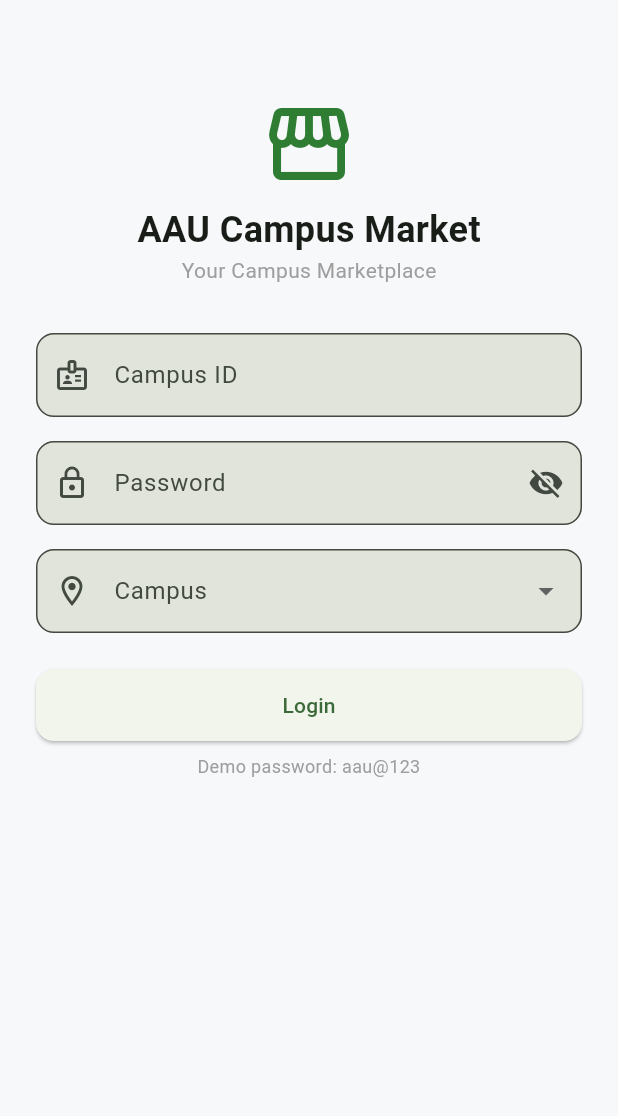
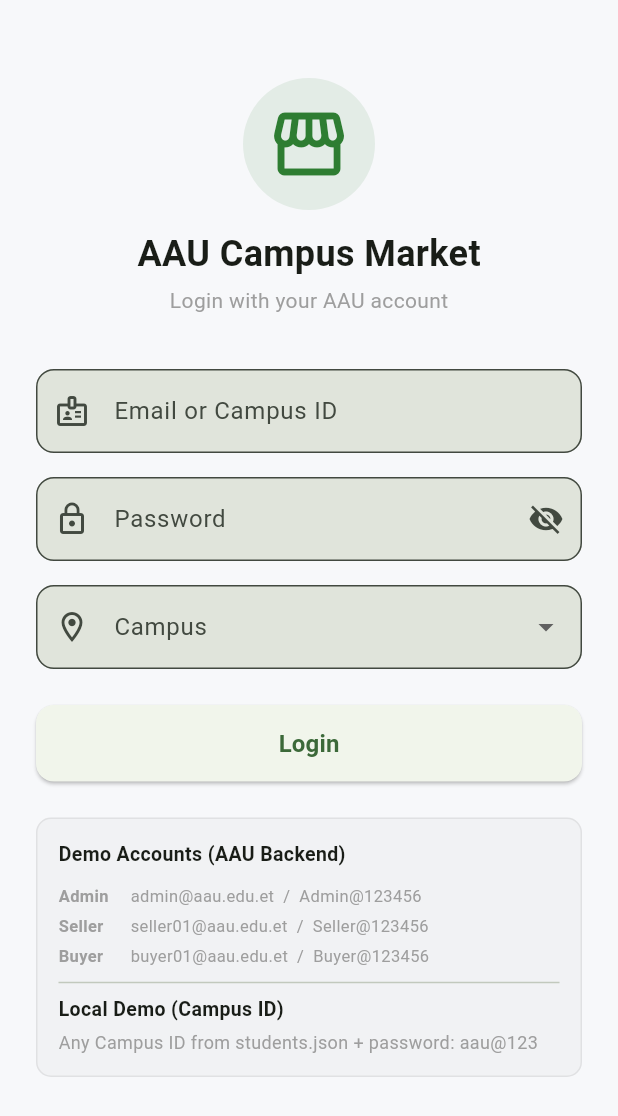
Before and after one commit to haleta-e/aau_campus_market, a Flutter app: the screen it shows after launch, on a phone screen of 412 x 824 dp. Shown: the top 1116 px of the screen. Run offline on Flutter 3.47's test engine with Material 3 defaults, Android fonts, the phone set to English and light mode, and no system bars; our stand-ins replace flutter_riverpod, hive_flutter, shared_preferences; accounts and stored records are empty.

Commit message:
fix: auth field name, admin routing, local+backend product merge, login screen overhaul

```diff
--- a/lib/providers/auth_provider.dart
+++ b/lib/providers/auth_provider.dart
@@ -7,19 +7,25 @@ class AuthState {
   final bool isLoading;
   final bool isLoggedIn;
   final StudentModel? student;
+  final String role; // 'BUYER' | 'SELLER' | 'ADMIN'
   final String? errorMessage;
 
   const AuthState({
     this.isLoading = false,
     this.isLoggedIn = false,
     this.student,
+    this.role = 'BUYER',
     this.errorMessage,
   });
+
+  bool get isAdmin => role == 'ADMIN';
+  bool get isSeller => role == 'SELLER';
 
   AuthState copyWith({
     bool? isLoading,
     bool? isLoggedIn,
     StudentModel? student,
+    String? role,
     String? errorMessage,
     bool clearError = false,
   }) {
@@ -27,6 +33,7 @@ class AuthState {
       isLoading: isLoading ?? this.isLoading,
       isLoggedIn: isLoggedIn ?? this.isLoggedIn,
       student: student ?? this.student,
+      role: role ?? this.role,
       errorMessage: clearError ? null : (errorMessage ?? this.errorMessage),
     );
   }
@@ -43,8 +50,10 @@ class AuthNotifier extends StateNotifier<AuthState> {
   Future<void> _restoreSession() async {
     final session = await _storageService.getSession();
     if (session != null) {
+      final savedRole = await _storageService.getUserRole() ?? 'BUYER';
       state = state.copyWith(
         isLoggedIn: true,
+        role: savedRole,
         student: StudentModel(
           studentId: session['studentId']!,
           name: session['name']!,
@@ -75,6 +84,7 @@ class AuthNotifier extends StateNotifier<AuthState> {
         isLoading: false,
         isLoggedIn: true,
         student: result.student,
+        role: result.role ?? 'BUYER',
         clearError: true,
       );
       return true;
--- a/lib/screens/admin/admin_dashboard_screen.dart
+++ b/lib/screens/admin/admin_dashboard_screen.dart
@@ -1,5 +1,6 @@
 import 'package:flutter/material.dart';
 import 'package:flutter_riverpod/flutter_riverpod.dart';
+import '../../providers/auth_provider.dart';
 import '../../providers/campus_provider.dart';
 import '../../providers/seller_provider.dart';
 import '../../providers/product_provider.dart';
@@ -65,8 +66,7 @@ class AdminDashboardScreen extends ConsumerWidget {
             icon: const Icon(Icons.logout),
             tooltip: 'Logout',
             onPressed: () async {
-              await ref.read(adminAuthProvider.notifier).logout();
-              if (context.mounted) Navigator.pop(context);
+              await ref.read(authProvider.notifier).logout();
             },
           ),
         ],
--- a/lib/screens/auth/login_screen.dart
+++ b/lib/screens/auth/login_screen.dart
@@ -2,7 +2,6 @@ import 'package:flutter/material.dart';
 import 'package:flutter_riverpod/flutter_riverpod.dart';
 import '../../providers/auth_provider.dart';
 import '../../providers/campus_provider.dart';
-import '../admin/admin_login_screen.dart';
 
 class LoginScreen extends ConsumerStatefulWidget {
   const LoginScreen({super.key});
@@ -17,6 +16,13 @@ class _LoginScreenState extends ConsumerState<LoginScreen> {
   bool _obscure = true;
 
   @override
+  void dispose() {
+    _idController.dispose();
+    _passwordController.dispose();
+    super.dispose();
+  }
+
+  @override
   Widget build(BuildContext context) {
     final auth = ref.watch(authProvider);
     final campusState = ref.watch(campusProvider);
@@ -24,24 +30,45 @@ class _LoginScreenState extends ConsumerState<LoginScreen> {
     return Scaffold(
       body: SafeArea(
         child: SingleChildScrollView(
-          padding: const EdgeInsets.all(24),
+          padding: const EdgeInsets.symmetric(horizontal: 24, vertical: 32),
           child: Column(crossAxisAlignment: CrossAxisAlignment.stretch, children: [
-            const SizedBox(height: 40),
-            GestureDetector(
-              onLongPress: () => Navigator.push(context, MaterialPageRoute(builder: (_) => const AdminLoginScreen())),
-              child: Column(children: [
-                const Icon(Icons.storefront, size: 64, color: Color(0xFF2E7D32)),
-                const SizedBox(height: 8),
-                const Text('AAU Campus Market', style: TextStyle(fontSize: 24, fontWeight: FontWeight.bold)),
-                const Text('Your Campus Marketplace', style: TextStyle(color: Colors.grey)),
-              ]),
-            ),
-            const SizedBox(height: 32),
+            const SizedBox(height: 20),
+            // Logo + title
+            Column(children: [
+              Container(
+                padding: const EdgeInsets.all(16),
+                decoration: BoxDecoration(
+                  color: const Color(0xFF2E7D32).withValues(alpha: 0.1),
+                  shape: BoxShape.circle,
+                ),
+                child: const Icon(Icons.storefront, size: 56, color: Color(0xFF2E7D32)),
+              ),
+              const SizedBox(height: 12),
+              const Text(
+                'AAU Campus Market',
+                style: TextStyle(fontSize: 24, fontWeight: FontWeight.bold),
+              ),
+              const SizedBox(height: 4),
+              const Text(
+                'Login with your AAU account',
+                style: TextStyle(color: Colors.grey, fontSize: 14),
+              ),
+            ]),
+            const SizedBox(height: 36),
+
+            // Email or Campus ID field
             TextField(
               controller: _idController,
-              decoration: const InputDecoration(labelText: 'Campus ID', hintText: 'UGR/1234/24', prefixIcon: Icon(Icons.badge_outlined)),
+              keyboardType: TextInputType.emailAddress,
+              decoration: const InputDecoration(
+                labelText: 'Email or Campus ID',
+                hintText: 'buyer01@aau.edu.et  or  UGR/1234/24',
+                prefixIcon: Icon(Icons.badge_outlined),
+              ),
             ),
             const SizedBox(height: 16),
+
+            // Password
             TextField(
               controller: _passwordController,
               obscureText: _obscure,
@@ -55,19 +82,38 @@ class _LoginScreenState extends ConsumerState<LoginScreen> {
               ),
             ),
             const SizedBox(height: 16),
+
+            // Campus dropdown
             DropdownButtonFormField<String>(
               value: _selectedCampusId,
-              decoration: const InputDecoration(labelText: 'Campus', prefixIcon: Icon(Icons.location_on_outlined)),
+              decoration: const InputDecoration(
+                labelText: 'Campus',
+                prefixIcon: Icon(Icons.location_on_outlined),
+              ),
               items: campusState.campuses
                   .map((c) => DropdownMenuItem(value: c.id, child: Text(c.name)))
                   .toList(),
               onChanged: (v) => setState(() => _selectedCampusId = v),
             ),
+
+            // Error
             if (auth.errorMessage != null) ...[
               const SizedBox(height: 12),
-              Text(auth.errorMessage!, style: const TextStyle(color: Colors.red)),
+              Container(
+                padding: const EdgeInsets.all(10),
+                decoration: BoxDecoration(
+                  color: Colors.red.withValues(alpha: 0.08),
+                  borderRadius: BorderRadius.circular(8),
+                ),
+                child: Text(
+                  auth.errorMessage!,
+                  style: const TextStyle(color: Colors.red, fontSize: 13),
+                ),
+              ),
             ],
             const SizedBox(height: 24),
+
+            // Login button
             ElevatedButton(
               onPressed: auth.isLoading
                   ? null
@@ -85,14 +131,77 @@ class _LoginScreenState extends ConsumerState<LoginScreen> {
                           );
                     },
               child: auth.isLoading
-                  ? const SizedBox(height: 20, width: 20, child: CircularProgressIndicator(strokeWidth: 2, color: Colors.white))
-                  : const Text('Login'),
+                  ? const SizedBox(
+                      height: 20,
+                      width: 20,
+                      child: CircularProgressIndicator(strokeWidth: 2, color: Colors.white),
+                    )
+                  : const Text('Login', style: TextStyle(fontSize: 16, fontWeight: FontWeight.bold)),
             ),
-            const SizedBox(height: 8),
-            const Text('Demo password: aau@123', textAlign: TextAlign.center, style: TextStyle(color: Colors.grey, fontSize: 12)),
+            const SizedBox(height: 24),
+
+            // Demo credentials hint card
+            Container(
+              padding: const EdgeInsets.all(14),
+              decoration: BoxDecoration(
+                color: Colors.grey.withValues(alpha: 0.07),
+                borderRadius: BorderRadius.circular(10),
+                border: Border.all(color: Colors.grey.withValues(alpha: 0.2)),
+              ),
+              child: Column(
+                crossAxisAlignment: CrossAxisAlignment.start,
+                children: const [
+                  Text(
+                    'Demo Accounts (AAU Backend)',
+                    style: TextStyle(fontWeight: FontWeight.bold, fontSize: 13),
+                  ),
+                  SizedBox(height: 8),
+                  _DemoRow(label: 'Admin', email: 'admin@aau.edu.et', password: 'Admin@123456'),
+                  _DemoRow(label: 'Seller', email: 'seller01@aau.edu.et', password: 'Seller@123456'),
+                  _DemoRow(label: 'Buyer', email: 'buyer01@aau.edu.et', password: 'Buyer@123456'),
+                  Divider(height: 16),
+                  Text(
+                    'Local Demo (Campus ID)',
+                    style: TextStyle(fontWeight: FontWeight.bold, fontSize: 13),
+                  ),
+                  SizedBox(height: 4),
+                  Text(
+                    'Any Campus ID from students.json + password: aau@123',
+                    style: TextStyle(fontSize: 12, color: Colors.grey),
+                  ),
+                ],
+              ),
+            ),
           ]),
         ),
       ),
     );
   }
 }
+
+class _DemoRow extends StatelessWidget {
+  final String label;
+  final String email;
+  final String password;
+
+  const _DemoRow({required this.label, required this.email, required this.password});
+
+  @override
+  Widget build(BuildContext context) {
+    return Padding(
+      padding: const EdgeInsets.symmetric(vertical: 2),
+      child: Row(children: [
+        SizedBox(
+          width: 48,
+          child: Text(label, style: const TextStyle(fontSize: 11, fontWeight: FontWeight.w600, color: Colors.grey)),
+        ),
+        Expanded(
+          child: Text(
+            '$email  /  $password',
+            style: const TextStyle(fontSize: 11, color: Colors.grey),
+          ),
+        ),
+      ]),
+    );
+  }
+}
--- a/lib/screens/main_shell.dart
+++ b/lib/screens/main_shell.dart
@@ -8,6 +8,7 @@ import 'products/products_screen.dart';
 import 'cart/cart_screen.dart';
 import 'orders/orders_screen.dart';
 import 'profile/profile_screen.dart';
+import 'admin/admin_dashboard_screen.dart';
 
 class MainShell extends ConsumerStatefulWidget {
   const MainShell({super.key});
@@ -18,23 +19,45 @@ class MainShell extends ConsumerStatefulWidget {
 class _MainShellState extends ConsumerState<MainShell> {
   int _index = 0;
 
-  final _screens = const [HomeScreen(), ProductsScreen(), CartScreen(), OrdersScreen(), ProfileScreen()];
+  final _studentScreens = const [
+    HomeScreen(),
+    ProductsScreen(),
+    CartScreen(),
+    OrdersScreen(),
+    ProfileScreen(),
+  ];
 
   @override
   Widget build(BuildContext context) {
     final auth = ref.watch(authProvider);
+
+    // Not logged in → show login
     if (!auth.isLoggedIn) return const LoginScreen();
 
+    // ADMIN → show admin dashboard directly (no bottom nav)
+    if (auth.isAdmin) {
+      return const AdminDashboardScreen();
+    }
+
+    // STUDENT / SELLER → show main student app with bottom nav
     final cartCount = ref.watch(cartItemCountProvider);
 
     return Scaffold(
-      body: IndexedStack(index: _index, children: _screens),
+      body: IndexedStack(index: _index, children: _studentScreens),
       bottomNavigationBar: NavigationBar(
         selectedIndex: _index,
         onDestinationSelected: (i) => setState(() => _index = i),
         destinations: [
-          const NavigationDestination(icon: Icon(Icons.home_outlined), selectedIcon: Icon(Icons.home), label: 'Home'),
-          const NavigationDestination(icon: Icon(Icons.grid_view_outlined), selectedIcon: Icon(Icons.grid_view), label: 'Products'),
+          const NavigationDestination(
+            icon: Icon(Icons.home_outlined),
+            selectedIcon: Icon(Icons.home),
+            label: 'Home',
+          ),
+          const NavigationDestination(
+            icon: Icon(Icons.grid_view_outlined),
+            selectedIcon: Icon(Icons.grid_view),
+            label: 'Products',
+          ),
           NavigationDestination(
             icon: Badge(
               label: Text('$cartCount'),
@@ -44,8 +67,16 @@ class _MainShellState extends ConsumerState<MainShell> {
             selectedIcon: const Icon(Icons.shopping_cart),
             label: 'Cart',
           ),
-          const NavigationDestination(icon: Icon(Icons.receipt_long_outlined), selectedIcon: Icon(Icons.receipt_long), label: 'Orders'),
-          const NavigationDestination(icon: Icon(Icons.person_outline), selectedIcon: Icon(Icons.person), label: 'Profile'),
+          const NavigationDestination(
+            icon: Icon(Icons.receipt_long_outlined),
+            selectedIcon: Icon(Icons.receipt_long),
+            label: 'Orders',
+          ),
+          const NavigationDestination(
+            icon: Icon(Icons.person_outline),
+            selectedIcon: Icon(Icons.person),
+            label: 'Profile',
+          ),
         ],
       ),
     );
--- a/lib/services/api_service.dart
+++ b/lib/services/api_service.dart
@@ -61,7 +61,7 @@ class ApiService {
           .post(
             Uri.parse('$baseUrl/auth/login'),
             headers: headers,
-            body: jsonEncode({'email': email, 'password': password}),
+            body: jsonEncode({'usernameOrEmail': email, 'password': password}),
           )
           .timeout(_timeout);
 
@@ -90,6 +90,7 @@ class ApiService {
       throw ApiException('Login failed: ${e.toString()}');
     }
   }
+
 
   Future<Map<String, dynamic>> register({
     required String username,
--- a/lib/services/auth_service.dart
+++ b/lib/services/auth_service.dart
@@ -8,15 +8,17 @@ import 'storage_service.dart';
 class AuthResult {
   final bool success;
   final StudentModel? student;
+  final String? role;
   final String? errorMessage;
 
-  const AuthResult.success(this.student)
+  const AuthResult.success(this.student, {this.role = 'BUYER'})
       : success = true,
         errorMessage = null;
 
   const AuthResult.failure(this.errorMessage)
       : success = false,
-        student = null;
+        student = null,
+        role = null;
 }
 
 class AuthService {
@@ -25,44 +27,124 @@ class AuthService {
 
   AuthService(this._apiService, this._storageService);
 
-  static const String demoPassword = 'aau@123';
+  static const String _fallbackPassword = 'aau@123';
   static final RegExp _campusIdPattern = RegExp(r'^UGR/\d{4}/\d{2}$');
 
-  bool isValidCampusIdFormat(String campusId) {
-    return _campusIdPattern.hasMatch(campusId.trim()) || campusId.contains('@');
+  bool isValidCampusIdFormat(String input) {
+    return _campusIdPattern.hasMatch(input.trim()) || input.contains('@');
   }
 
   List<StudentModel>? _cachedStudents;
 
   Future<List<StudentModel>> _loadStudents() async {
     if (_cachedStudents != null) return _cachedStudents!;
+    try {
       final raw = await rootBundle.loadString('assets/data/students.json');
       final list = jsonDecode(raw) as List;
-    _cachedStudents =
-        list.map((e) => StudentModel.fromJson(e as Map<String, dynamic>)).toList();
+      _cachedStudents = list.map((e) => StudentModel.fromJson(e as Map<String, dynamic>)).toList();
+    } catch (_) {
+      _cachedStudents = [];
+    }
     return _cachedStudents!;
   }
 
+  /// Primary login — tries AAU backend first, falls back to local JSON for demo
   Future<AuthResult> login({
     required String campusId,
     required String password,
     required String selectedCampusId,
   }) async {
-    final trimmedId = campusId.trim();
+    final inputTrim = campusId.trim();
+    final passTrim = password.trim();
 
-    // Direct email authentication against AAU backend
-    if (trimmedId.contains('@')) {
+    // ── 1. Email login → authenticate directly against backend ──────────────
+    if (inputTrim.contains('@')) {
+      return _loginWithEmail(inputTrim, passTrim, selectedCampusId);
+    }
+
+    // ── 2. Campus ID format check ─────────────────────────────────────────────
+    if (!_campusIdPattern.hasMatch(inputTrim)) {
+      return const AuthResult.failure(
+        'Use your AAU email (e.g. buyer01@aau.edu.et) or Campus ID (UGR/1234/24).',
+      );
+    }
+
+    // ── 3. Campus ID → find in local students JSON, then login via backend ───
+    final students = await _loadStudents();
+    final matches = students.where((s) => s.studentId == inputTrim).toList();
+
+    if (matches.isEmpty) {
+      // Not in local dataset — try backend with campus ID as username
       try {
-        final payload = await _apiService.login(trimmedId, password);
+        return await _loginWithEmail(inputTrim, passTrim, selectedCampusId);
+      } catch (_) {
+        return const AuthResult.failure('No student found with this Campus ID in our system.');
+      }
+    }
+
+    final student = matches.first;
+
+    // Validate password (local demo accepts fixed password)
+    if (passTrim != _fallbackPassword &&
+        passTrim != 'Buyer@123456' &&
+        passTrim != 'Seller@123456' &&
+        passTrim != 'Admin@123456') {
+      return const AuthResult.failure('Incorrect password. Demo password: aau@123');
+    }
+
+    if (student.campusId != selectedCampusId) {
+      return const AuthResult.failure('Selected campus does not match your registered campus.');
+    }
+
+    // Authenticate against backend using their email
+    String backendRole = 'BUYER';
+    try {
+      final payload = await _apiService.login(student.email, 'Buyer@123456');
+      final user = payload['user'] as Map<String, dynamic>?;
+      backendRole = user?['role'] as String? ?? 'BUYER';
+    } catch (_) {
+      // Fallback: save demo token so app still works offline
+      await _storageService.saveAuthToken(
+        'demo_${student.studentId}',
+        role: 'BUYER',
+      );
+    }
+
+    await _storageService.saveSession(
+      studentId: student.studentId,
+      name: student.name,
+      campusId: student.campusId,
+      department: student.department,
+      email: student.email,
+      phone: student.phone,
+    );
+    await _storageService.saveSelectedCampus(selectedCampusId);
+
+    return AuthResult.success(student, role: backendRole);
+  }
+
+  Future<AuthResult> _loginWithEmail(
+    String email,
+    String password,
+    String selectedCampusId,
+  ) async {
+    try {
+      final payload = await _apiService.login(email, password);
       final user = payload['user'] as Map<String, dynamic>;
+      final role = user['role'] as String? ?? 'BUYER';
+
       final student = StudentModel(
-          studentId: user['id'] as String? ?? 'UGR/0001/24',
-          name: user['username'] as String? ?? 'Student User',
+        studentId: user['id'] as String? ?? email,
+        name: user['username'] as String? ?? email.split('@').first,
         campusId: selectedCampusId,
-          department: 'AAU Marketplace',
-          email: user['email'] as String? ?? trimmedId,
+        department: role == 'ADMIN'
+            ? 'AAU Marketplace Admin'
+            : role == 'SELLER'
+                ? 'AAU Seller'
+                : 'AAU Student',
+        email: user['email'] as String? ?? email,
         phone: '+251 91 000 0000',
-          apiUsername: user['username'] as String? ?? 'user',
+        apiUsername: user['username'] as String? ?? '',
         apiPassword: password,
       );
 
@@ -76,61 +158,11 @@ class AuthService {
       );
       await _storageService.saveSelectedCampus(selectedCampusId);
 
-        return AuthResult.success(student);
+      return AuthResult.success(student, role: role);
     } on ApiException catch (e) {
       return AuthResult.failure(e.message);
     } catch (e) {
-        return AuthResult.failure('Authentication failed: $e');
-      }
-    }
-
-    // Campus ID format validation
-    if (!_campusIdPattern.hasMatch(trimmedId)) {
-      return const AuthResult.failure(
-        'Invalid Campus ID or Email format. Use UGR/1234/24 or your student email.',
-      );
-    }
-
-    // Match local student dataset
-    final students = await _loadStudents();
-    final matches = students.where((s) => s.studentId == trimmedId).toList();
-    if (matches.isEmpty) {
-      return const AuthResult.failure('No student found with this Campus ID.');
-    }
-    final matchedStudent = matches.first;
-
-    if (password.trim() != demoPassword && password.trim() != 'Admin@123456' && password.trim() != 'Buyer@123456') {
-      return const AuthResult.failure('Incorrect password.');
-    }
-
-    if (matchedStudent.campusId != selectedCampusId) {
-      return const AuthResult.failure(
-        'Selected campus does not match your registered campus.',
-      );
-    }
-
-    try {
-      // Try logging in to AAU backend with student email or fallback to student login
-      try {
-        await _apiService.login(matchedStudent.email, 'Buyer@123456');
-      } catch (_) {
-        // Fallback demo token
-        await _storageService.saveAuthToken('demo_token_${matchedStudent.studentId}', role: 'BUYER');
-      }
-
-      await _storageService.saveSession(
-        studentId: matchedStudent.studentId,
-        name: matchedStudent.name,
-        campusId: matchedStudent.campusId,
-        department: matchedStudent.department,
-        email: matchedStudent.email,
-        phone: matchedStudent.phone,
-      );
-      await _storageService.saveSelectedCampus(selectedCampusId);
-
-      return AuthResult.success(matchedStudent);
-    } catch (e) {
-      return const AuthResult.failure('Authentication failed. Please try again.');
+      return AuthResult.failure('Login failed. Check your email and password.');
     }
   }
 
```
Also changed, not shown: lib/services/product_service.dart (+30 -9 lines), 1 other file. Lines whose indentation alone changed are shown as unchanged.
